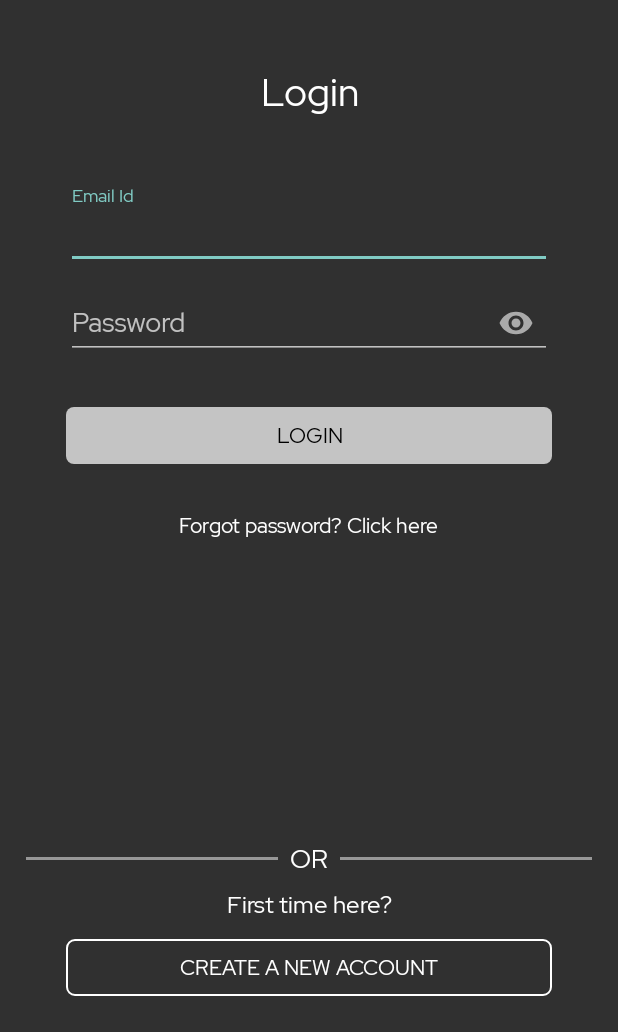
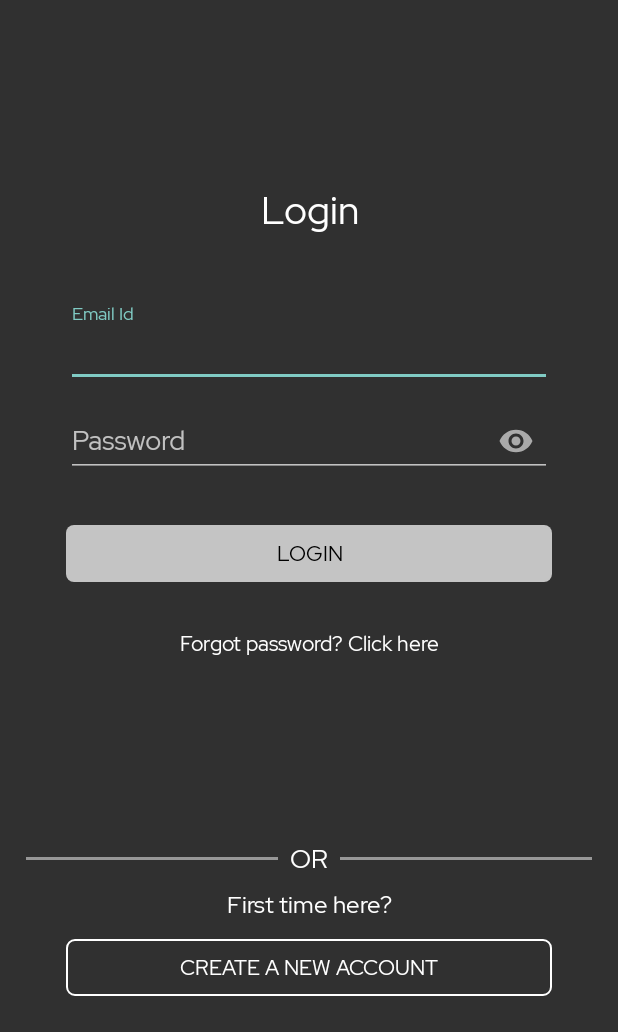
Before and after one commit to CleanPegasus/TensorDash, an Android app: the screen it shows after launch (LoginActivity), on a phone screen of 412 x 824 dp, the part 204-1236 px from its top. Run offline under Robolectric (Android 15) with nearby library versions, the phone set to English and light mode, and no system bars; our stand-ins replace Firebase (no records; nobody signed in at launch, a user with empty details on screens opened directly).

Commit message:
Basic UI changes that satisfy both 21:9 and 16:9 aspect ratios

```diff
--- a/Android App/app/src/main/java/com/example/tensordash/MyApplication.java
+++ b/Android App/app/src/main/java/com/example/tensordash/MyApplication.java
@@ -4,10 +4,13 @@ import android.app.Application;
 
 import androidx.appcompat.app.AppCompatDelegate;
 
+import com.google.firebase.database.FirebaseDatabase;
+
 public class MyApplication extends Application {
     @Override
     public void onCreate() {
         super.onCreate();
         AppCompatDelegate.setDefaultNightMode(AppCompatDelegate.MODE_NIGHT_YES);
+        FirebaseDatabase.getInstance().setPersistenceEnabled(true);
     }
 }
--- a/Android App/app/src/main/java/com/example/tensordash/view/ui/ForgotPasswordActivity.java
+++ b/Android App/app/src/main/java/com/example/tensordash/view/ui/ForgotPasswordActivity.java
@@ -8,6 +8,7 @@ import android.os.Bundle;
 import android.view.View;
 import android.view.WindowManager;
 import android.widget.Button;
+import android.widget.ImageView;
 import android.widget.ProgressBar;
 
 import com.example.tensordash.R;
@@ -32,6 +33,9 @@ public class ForgotPasswordActivity extends AppCompatActivity {
         Button resetPasswordButton = findViewById(R.id.reset_password_button);
 
         resetPasswordButton.setOnClickListener(v -> resetPassword());
+
+        ImageView imageView = findViewById(R.id.back_image_view_forgot);
+        imageView.setOnClickListener(v -> onBackPressed());
     }
 
     private void resetPassword() {
--- a/Android App/app/src/main/java/com/example/tensordash/view/ui/SignUpActivity.java
+++ b/Android App/app/src/main/java/com/example/tensordash/view/ui/SignUpActivity.java
@@ -11,6 +11,7 @@ import android.util.Log;
 import android.view.View;
 import android.view.WindowManager;
 import android.widget.Button;
+import android.widget.ImageView;
 import android.widget.ProgressBar;
 
 import com.example.tensordash.R;
@@ -36,6 +37,7 @@ public class SignUpActivity extends AppCompatActivity {
     private TextInputLayout passwordTextInputLayout;
     private TextInputLayout confirmPasswordTextInputLayout;
     private ProgressBar progressBar;
+    private ImageView backButtonImageView;
 
 
     @Override
@@ -51,6 +53,7 @@ public class SignUpActivity extends AppCompatActivity {
         emailIdTextInputLayout = findViewById(R.id.emailTextInputLayout);
         passwordTextInputLayout = findViewById(R.id.passwordTextInputLayout);
         confirmPasswordTextInputLayout = findViewById(R.id.confirmPasswordTextInputLayout);
+        backButtonImageView = findViewById(R.id.back_image_view);
 
         Button confirmCreateNewAccountButton = findViewById(R.id.button_confirm_create_account);
         confirmCreateNewAccountButton.setOnClickListener(v -> {
@@ -105,6 +108,8 @@ public class SignUpActivity extends AppCompatActivity {
                 }
             }
         });
+
+        backButtonImageView.setOnClickListener(v -> onBackPressed());
 
     }
 
--- a/Android App/app/src/main/res/layout/activity_login.xml
+++ b/Android App/app/src/main/res/layout/activity_login.xml
@@ -31,16 +31,26 @@
             android:textSize="20sp" />
     </LinearLayout>
 
+    <LinearLayout
+        android:id="@+id/linearLayout5"
+        android:layout_width="match_parent"
+        android:layout_height="wrap_content"
+        android:orientation="vertical"
+        app:layout_constraintBottom_toTopOf="@+id/linearLayout2"
+        app:layout_constraintEnd_toEndOf="parent"
+        app:layout_constraintStart_toStartOf="parent"
+        app:layout_constraintTop_toBottomOf="@+id/linearLayout">
+
+
         <TextView
             android:id="@+id/textView"
             android:layout_width="match_parent"
             android:layout_height="wrap_content"
-        android:layout_marginTop="44dp"
             android:gravity="center"
             android:text="Login"
             android:textColor="@android:color/white"
-        android:textSize="26sp"
-        app:layout_constraintTop_toBottomOf="@+id/linearLayout" />
+            android:textSize="26sp" />
+
 
         <com.google.android.material.textfield.TextInputLayout
             android:id="@+id/emailTextInputLayout"
@@ -49,8 +59,7 @@
             android:layout_marginLeft="44dp"
             android:layout_marginTop="44dp"
             android:layout_marginRight="44dp"
-        android:hint="Email Id"
-        app:layout_constraintTop_toBottomOf="@+id/textView">
+            android:hint="Email Id">
 
             <com.google.android.material.textfield.TextInputEditText
                 android:id="@+id/new_email_edittext"
@@ -71,7 +80,6 @@
             android:layout_marginLeft="44dp"
             android:layout_marginRight="44dp"
             android:hint="Password"
-        app:layout_constraintTop_toBottomOf="@+id/emailTextInputLayout"
             app:passwordToggleEnabled="true"
             app:passwordToggleTint="@android:color/darker_gray">
 
@@ -99,10 +107,19 @@
             android:layout_marginRight="44dp"
             android:background="@drawable/ripple_effect"
             android:text="Login"
-        android:textColor="@android:color/black"
-        app:layout_constraintEnd_toEndOf="parent"
-        app:layout_constraintStart_toStartOf="parent"
-        app:layout_constraintTop_toBottomOf="@+id/passwordTextInputLayout" />
+            android:textColor="@android:color/black" />
+
+        <TextView
+            android:id="@+id/forgot_password_textview"
+            android:layout_width="match_parent"
+            android:layout_height="wrap_content"
+            android:layout_marginTop="31dp"
+            android:text="Forgot password? Click here"
+            android:textAlignment="center"
+            android:textColor="#FFFFFF" />
+
+
+    </LinearLayout>
 
     <LinearLayout
         android:id="@+id/linearLayout2"
@@ -175,16 +192,5 @@
         app:layout_constraintStart_toStartOf="parent"
         app:layout_constraintTop_toTopOf="parent" />
 
-    <TextView
-        android:id="@+id/forgot_password_textview"
-        android:layout_width="wrap_content"
-        android:layout_height="wrap_content"
-        android:layout_marginTop="31dp"
-        android:text="Forgot password? Click here"
-        android:textColor="#FFFFFF"
-        app:layout_constraintEnd_toEndOf="parent"
-        app:layout_constraintStart_toStartOf="parent"
-        app:layout_constraintTop_toBottomOf="@+id/login_button" />
-
 
 </androidx.constraintlayout.widget.ConstraintLayout>
```
Also changed, not shown: Android App/app/src/main/AndroidManifest.xml (+7 -2 lines), Android App/app/src/main/res/layout/activity_forgot_password.xml (+10 -0 lines), Android App/app/src/main/res/layout/activity_sign_up.xml (+10 -0 lines). Lines whose indentation alone changed are shown as unchanged.
